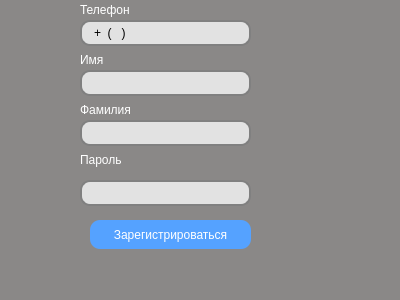
Above: FINTESS_CENTRE/registration.ui from bartem1us/Fitness_Centre before the change. Below: the same form after it.
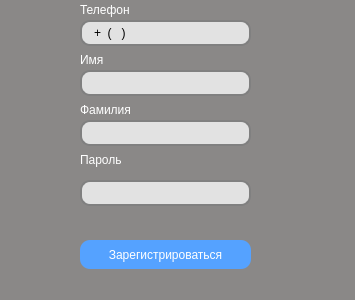
That is the form after the change.

Commit message: add animation and change style

Patch:
```diff
--- a/FINTESS_CENTRE/registration.ui
+++ b/FINTESS_CENTRE/registration.ui
@@ -6,7 +6,7 @@
    <rect>
     <x>0</x>
     <y>0</y>
-    <width>400</width>
+    <width>355</width>
     <height>300</height>
    </rect>
   </property>
@@ -25,9 +25,9 @@
    </property>
    <property name="geometry">
     <rect>
-     <x>90</x>
-     <y>220</y>
-     <width>161</width>
+     <x>80</x>
+     <y>240</y>
+     <width>171</width>
      <height>29</height>
     </rect>
    </property>
@@ -222,6 +222,28 @@
     <enum>Qt::VisualMoveStyle</enum>
    </property>
   </widget>
+  <widget class="QLabel" name="warningMessage">
+   <property name="geometry">
+    <rect>
+     <x>40</x>
+     <y>210</y>
+     <width>251</width>
+     <height>20</height>
+    </rect>
+   </property>
+   <property name="styleSheet">
+    <string notr="true">QLabel#warningMessage
+{
+	color: rgb(255, 0, 0);
+}</string>
+   </property>
+   <property name="text">
+    <string/>
+   </property>
+   <property name="alignment">
+    <set>Qt::AlignCenter</set>
+   </property>
+  </widget>
  </widget>
  <resources/>
  <connections/>
```
The commit also changes 78 other files.
